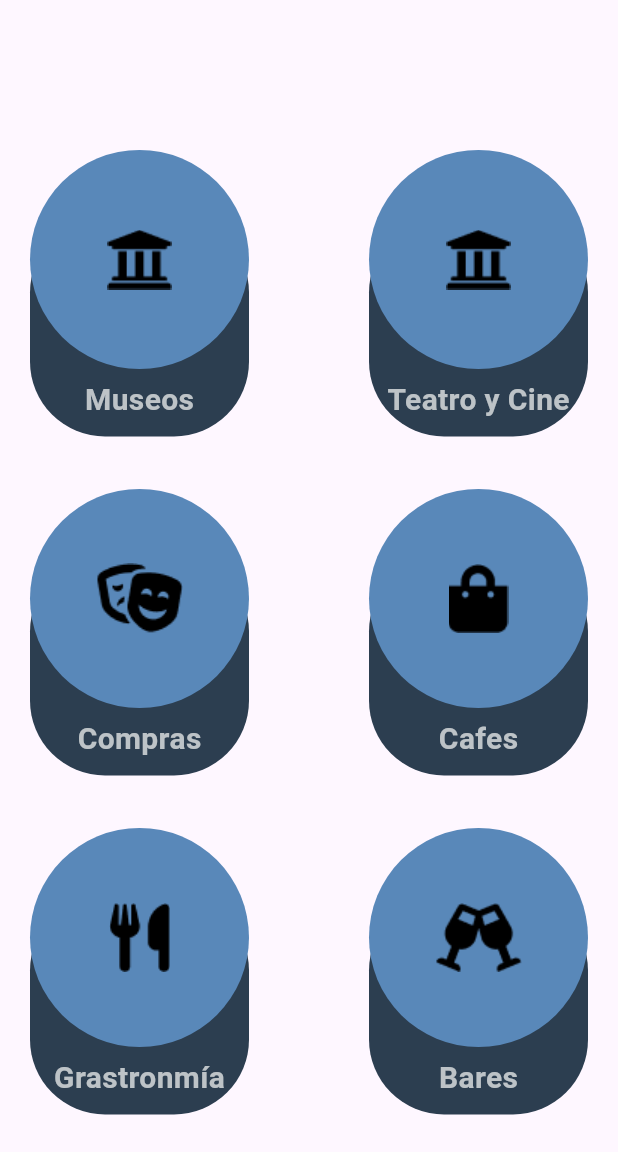
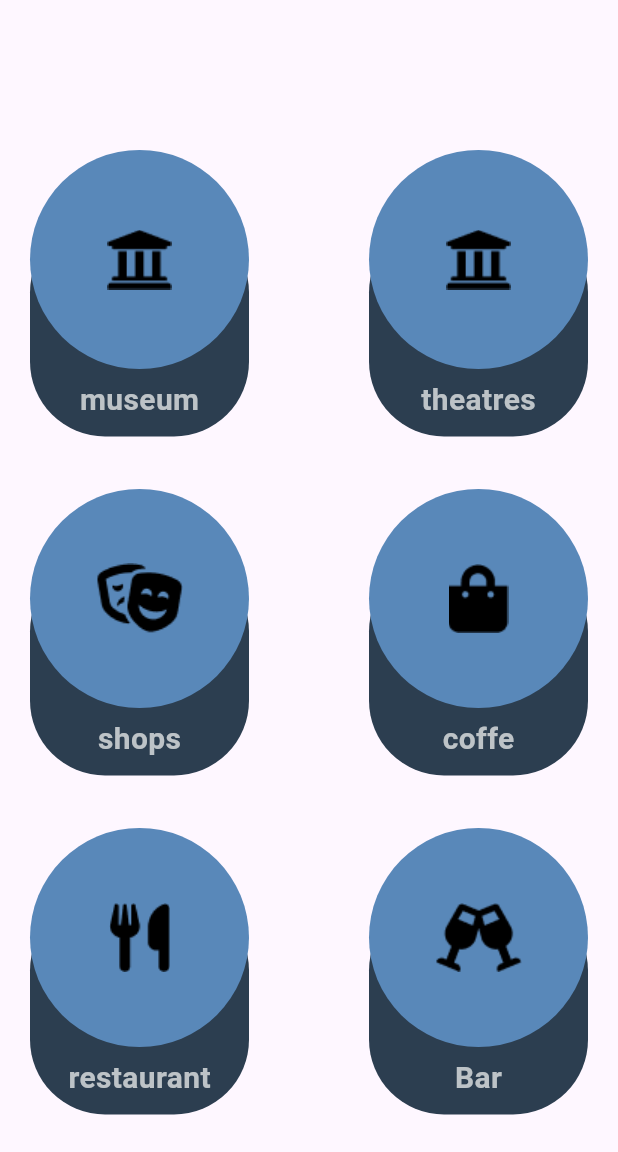
Before and after one commit to david8062/worldiscovey, a Flutter app: the Sections screen opened directly, on a phone screen of 412 x 824 dp, the part 84-1236 px from its top. Run offline on Flutter 3.47's test engine with Material 3 defaults, Android fonts, the phone set to English and light mode, and no system bars; our stand-ins replace cloud_firestore, firebase_auth, firebase_core, google_maps_flutter; accounts and stored records are empty; network calls fail.

```diff
--- a/lib/components/views/menu.dart
+++ b/lib/components/views/menu.dart
@@ -38,7 +38,7 @@ class Menu extends StatelessWidget {
         ListTile(
           title: const Text('Mapa'),
           onTap: () {
-            Navigator.push(context, MaterialPageRoute(builder: (context) => const MapView()));
+            Navigator.push(context, MaterialPageRoute(builder: (context) => const MapView(placeType: 'museos',)));
           },
         ),
         ListTile(
--- a/lib/main.dart
+++ b/lib/main.dart
@@ -1,7 +1,6 @@
 import 'package:firebase_core/firebase_core.dart';
 import 'package:flutter/material.dart';
 import 'package:worldiscovery/screens/home/view/home.dart';
-
 import 'firebase_options.dart';
 
 void main() async {
--- a/lib/screens/sections/views/sections.dart
+++ b/lib/screens/sections/views/sections.dart
@@ -1,6 +1,8 @@
 import 'package:flutter/material.dart';
 import 'package:worldiscovery/components/views/menu.dart';
 import 'package:worldiscovery/styles/colors.dart';
+
+import '../../maps/view/maps.dart';
 
 class Sections extends StatelessWidget {
   const Sections({super.key});
@@ -8,12 +10,12 @@ class Sections extends StatelessWidget {
   @override
   Widget build(BuildContext context) {
     final List<String> textos = [
-      'Museos',
-      'Teatro y Cine',
-      'Compras',
-      'Cafes',
-      'Grastronmía',
-      'Bares'
+      'museum',
+      'theatres',
+      'shops',
+      'coffe',
+      'restaurant',
+      'Bar'
     ];
 
     final List<String> images = [
@@ -41,9 +43,7 @@ class Sections extends StatelessWidget {
         drawer: const Drawer(
           child: Menu(),
         ),
-
-      body:Stack(
-        children: [
+        body: Stack(children: [
           Positioned(
             top: 125, // Posición del primer Grid desde la parte superior
             left: 0, // Puedes ajustar esto según necesites
@@ -56,7 +56,16 @@ class Sections extends StatelessWidget {
               shrinkWrap: true,
               physics: const NeverScrollableScrollPhysics(),
               children: List.generate(textos.length, (index) {
-                return Container(
+                return GestureDetector(
+                  onTap: () {
+                    Navigator.push(
+                      context,
+                      MaterialPageRoute(
+                        builder: (context) => MapView(placeType: textos[index]),
+                      ),
+                    );
+                  },
+                  child: Container(
                     height: 100,
                     width: 100,
                     decoration: BoxDecoration(
@@ -69,13 +78,16 @@ class Sections extends StatelessWidget {
                         padding: const EdgeInsets.all(10.0),
                         child: Text(
                           textos[index],
-                        style: const TextStyle(color: AppColors.textColor, fontSize: 20, fontWeight: FontWeight.bold),
+                          style: const TextStyle(
+                              color: AppColors.textColor,
+                              fontSize: 20,
+                              fontWeight: FontWeight.bold),
+                        ),
                       ),
                     ),
                   ),
                 );
               }),
-
             ),
           ),
           Positioned(
@@ -90,7 +102,16 @@ class Sections extends StatelessWidget {
               shrinkWrap: true,
               physics: const NeverScrollableScrollPhysics(),
               children: List.generate(images.length, (index) {
-                return Container(
+                return GestureDetector(
+                  onTap: () {
+                    Navigator.push(
+                      context,
+                      MaterialPageRoute(
+                        builder: (context) => MapView(placeType: textos[index]),
+                      ),
+                    );
+                  },
+                  child: Container(
                     decoration: BoxDecoration(
                       color: AppColors.boxColor,
                       borderRadius: BorderRadius.circular(100),
@@ -98,22 +119,13 @@ class Sections extends StatelessWidget {
                     child: Center(
                       child: Image.asset(
                         images[index],
-
+                      ),
                     ),
                   ),
                 );
               }),
             ),
           ),
-        ]
-      )
-
-
-    );
-
-
-
-
-
+        ]));
   }
 }
--- a/pubspec.yaml
+++ b/pubspec.yaml
@@ -37,6 +37,8 @@ dev_dependencies:
     sdk: flutter
   flutter_lints: ^3.0.0
   google_maps_flutter: ^2.2.1
+  flutter_dotenv: ^5.0.2
+  http: ^0.13.5
 
 
 flutter:
```
Also changed, not shown: lib/screens/maps/view/maps.dart (+33 -49 lines), lib/screens/maps/viewModel/map_view_model.dart (added, +24 -0 lines), lib/services/model/service_model.dart (added, +11 -0 lines), lib/services/serivces.dart (added, +29 -0 lines), lib/config/config.env (added), pubspec.lock. Lines whose indentation alone changed are shown as unchanged.
